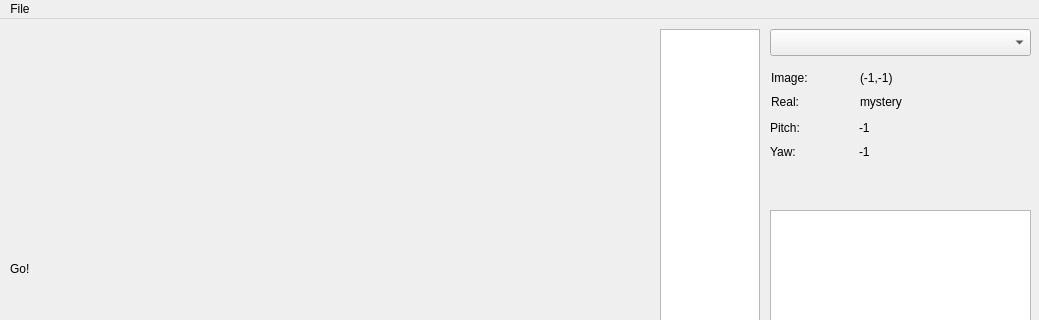
Qt form src/gui/dcalibrator/src/mainwindow.ui (qixuxiang/pcl_segmentation_test) before a commit; both pictures show x 0 to 1039 and y 0 to 320 of the 1039 by 548 pixel window.
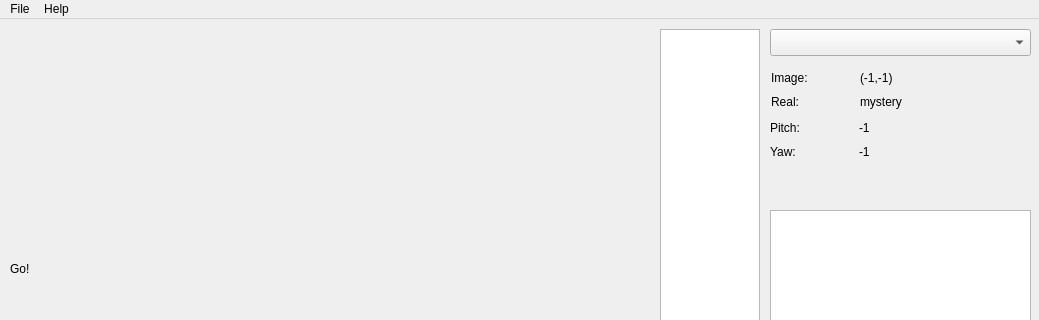
The same form after that commit. Custom widgets are drawn as their Qt base class.

What changed in the file:
```diff
--- a/src/gui/dcalibrator/src/mainwindow.ui
+++ b/src/gui/dcalibrator/src/mainwindow.ui
@@ -159,7 +159,14 @@
     <addaction name="separator"/>
     <addaction name="actionClose"/>
    </widget>
+   <widget class="QMenu" name="menuHelp">
+    <property name="title">
+     <string>Help</string>
+    </property>
+    <addaction name="actionPress_space_to_insert_a_row"/>
+   </widget>
    <addaction name="menuFile"/>
+   <addaction name="menuHelp"/>
   </widget>
   <widget class="QStatusBar" name="statusbar"/>
   <action name="actionOpen">
```
Left out of the diff: 5 changed lines with no effect on the pictures.
